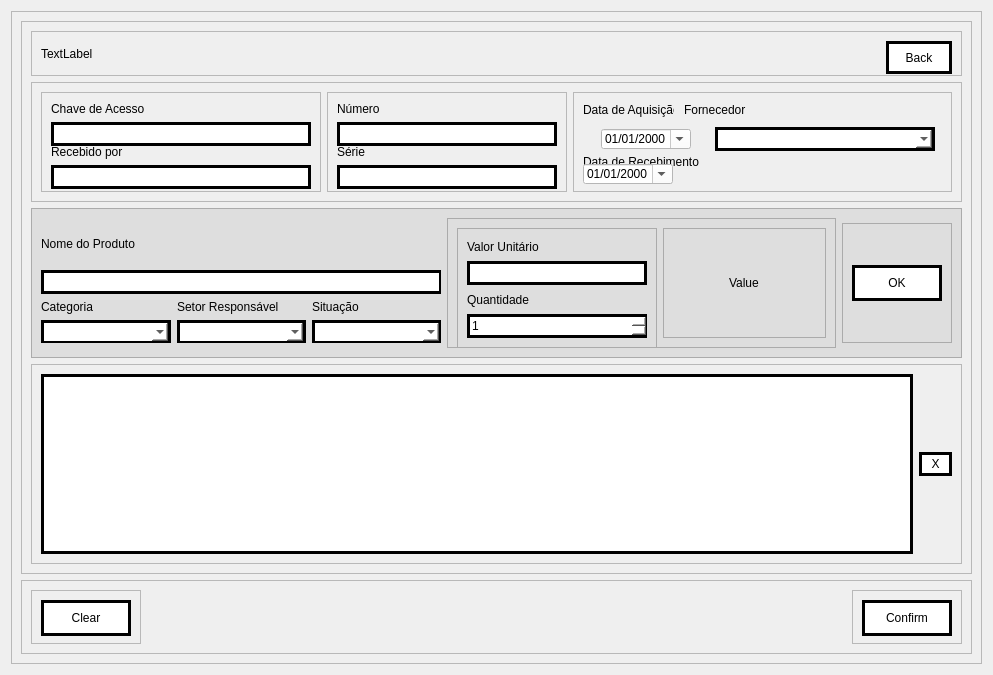
Before: the Qt Designer form PATP/asset_ctrl/templates/interfaces/bag_item_cad.ui in eduardogm22/controle_patrimonio, drawn with Qt 5.
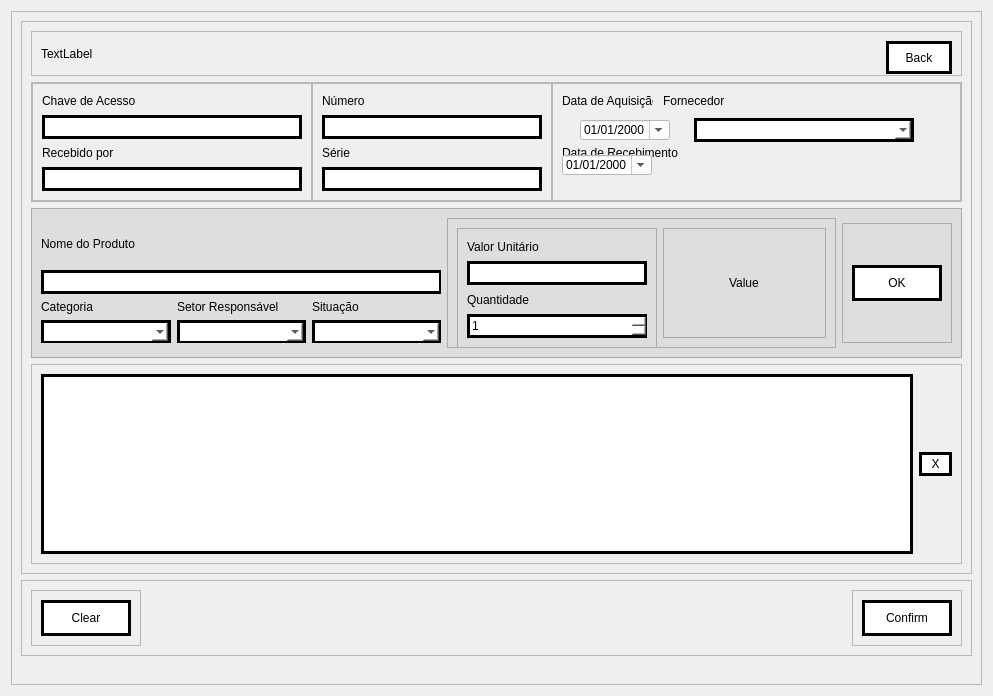
After: the same form once the commit is applied.

Patch:
```diff
--- a/PATP/asset_ctrl/templates/interfaces/bag_item_cad.ui
+++ b/PATP/asset_ctrl/templates/interfaces/bag_item_cad.ui
@@ -7,7 +7,7 @@
     <x>0</x>
     <y>0</y>
     <width>993</width>
-    <height>675</height>
+    <height>696</height>
    </rect>
   </property>
   <property name="windowTitle">
@@ -116,6 +116,21 @@
             <enum>QFrame::Raised</enum>
            </property>
            <layout class="QHBoxLayout" name="horizontalLayout_3">
+            <property name="spacing">
+             <number>0</number>
+            </property>
+            <property name="leftMargin">
+             <number>0</number>
+            </property>
+            <property name="topMargin">
+             <number>0</number>
+            </property>
+            <property name="rightMargin">
+             <number>0</number>
+            </property>
+            <property name="bottomMargin">
+             <number>0</number>
+            </property>
             <item>
              <widget class="QFrame" name="frame_6">
               <property name="minimumSize">
@@ -162,6 +177,12 @@
                   <string notr="true">background-color:white;	
 border:3px solid black;</string>
                  </property>
+                 <property name="inputMask">
+                  <string>00000000000000000000000000000000000000000000</string>
+                 </property>
+                 <property name="maxLength">
+                  <number>44</number>
+                 </property>
                 </widget>
                </item>
                <item>
```
Left out of the diff: 6 changed lines with no effect on the pictures.
